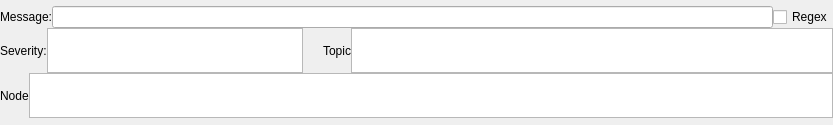
ros2-gbp/rqt_console-release, file resource/filters/custom_filter_widget.ui: the form before one commit.
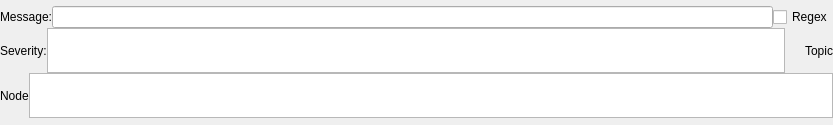
The form after the commit.

```diff
--- a/resource/filters/custom_filter_widget.ui
+++ b/resource/filters/custom_filter_widget.ui
@@ -107,34 +107,6 @@
          </property>
         </widget>
        </item>
-       <item>
-        <widget class="QListWidget" name="topic_list">
-         <property name="maximumSize">
-          <size>
-           <width>16777215</width>
-           <height>45</height>
-          </size>
-         </property>
-         <property name="toolTip">
-          <string>Click a Topic to select it</string>
-         </property>
-         <property name="editTriggers">
-          <set>QAbstractItemView::NoEditTriggers</set>
-         </property>
-         <property name="alternatingRowColors">
-          <bool>true</bool>
-         </property>
-         <property name="selectionMode">
-          <enum>QAbstractItemView::MultiSelection</enum>
-         </property>
-         <property name="flow">
-          <enum>QListView::LeftToRight</enum>
-         </property>
-         <property name="spacing">
-          <number>1</number>
-         </property>
-        </widget>
-       </item>
       </layout>
      </item>
      <item>
```
